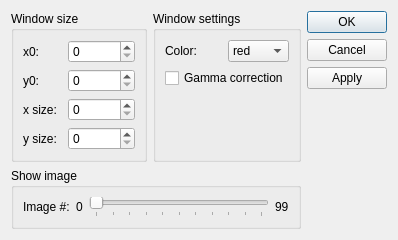
Above: glDisplay/dialogGLDisplay.ui from itom-project/plugins before the change. Below: the same form after it.
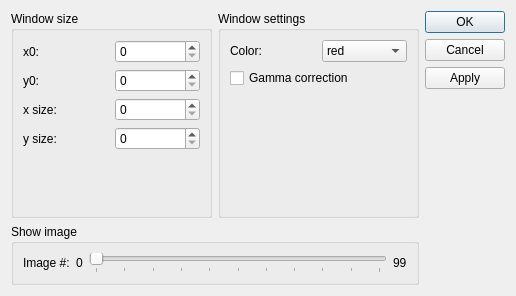
That is the form after the change.

Commit message: ui files of plugins (letters A-H) adapted to high-dpi displays

What changed in the file:
```diff
--- a/glDisplay/dialogGLDisplay.ui
+++ b/glDisplay/dialogGLDisplay.ui
@@ -6,22 +6,10 @@
    <rect>
     <x>0</x>
     <y>0</y>
-    <width>398</width>
-    <height>222</height>
+    <width>516</width>
+    <height>296</height>
    </rect>
   </property>
-  <property name="minimumSize">
-   <size>
-    <width>0</width>
-    <height>0</height>
-   </size>
-  </property>
-  <property name="maximumSize">
-   <size>
-    <width>16777215</width>
-    <height>16777215</height>
-   </size>
-  </property>
   <property name="windowTitle">
    <string>Dialog</string>
   </property>
```
The commit also changes 32 other files.
